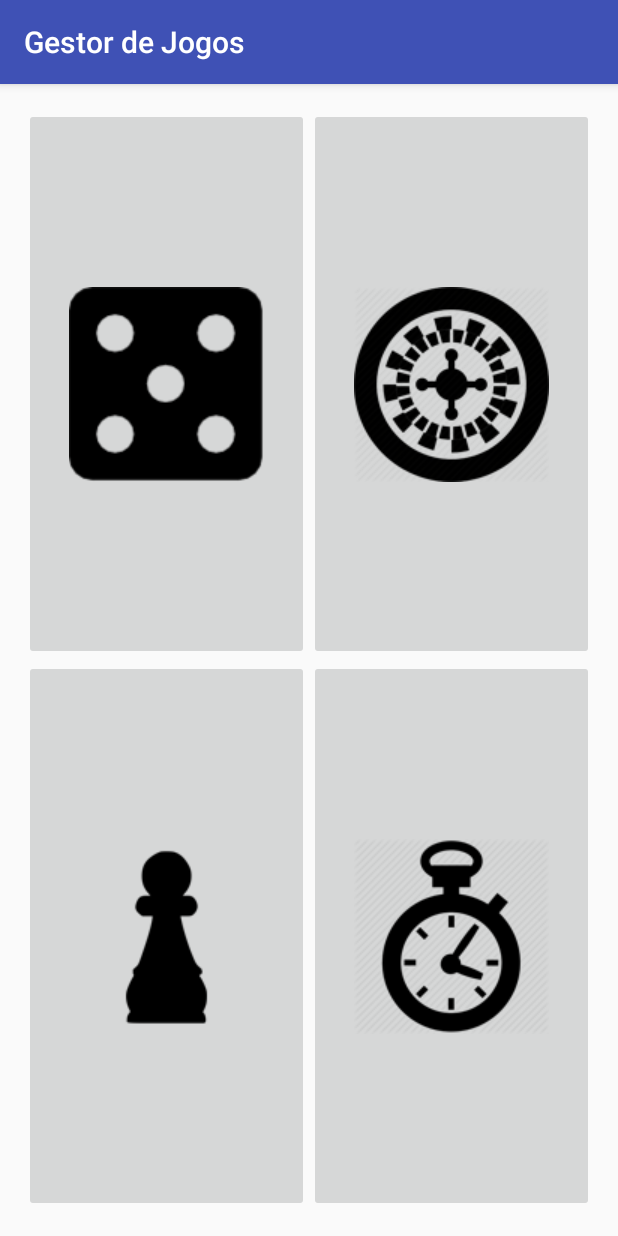
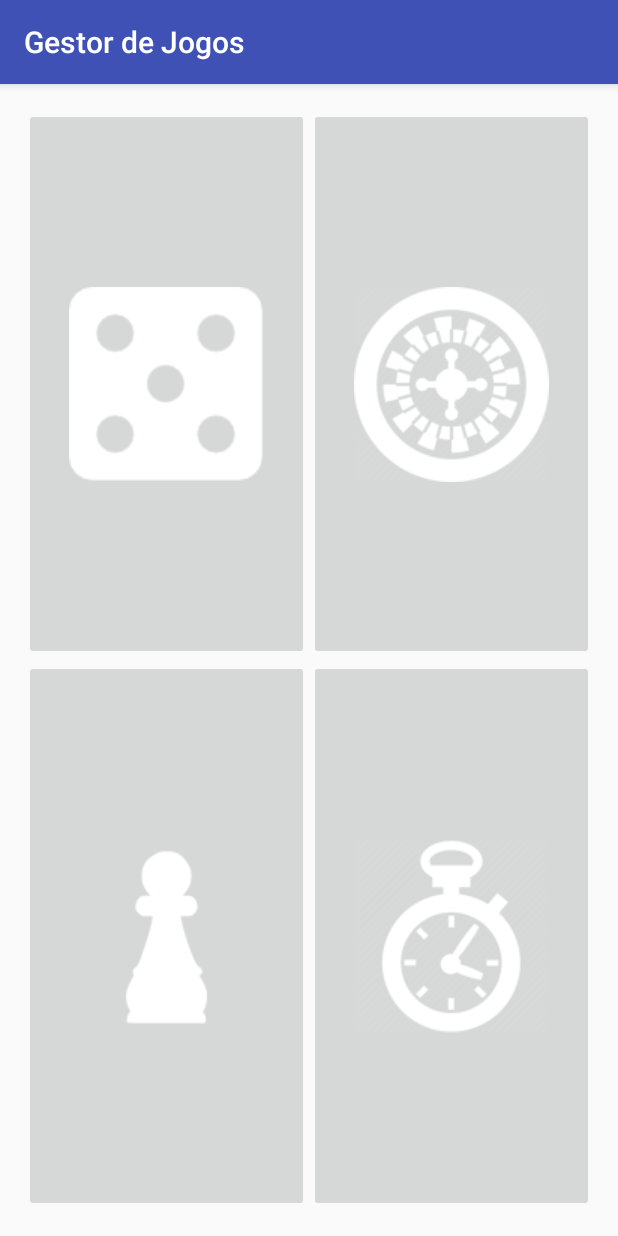
Before and after one commit to rafaelperatello/Projeto-Gestor-de-Jogos, an Android app: the screen it shows after launch (MainActivity), on a phone screen of 412 x 824 dp. Run offline under Robolectric (Android 15) with nearby library versions, the phone set to English and light mode, and no system bars.

Commit message:
fill icons with color

```diff
--- a/app/src/main/java/br/edu/ifspsaocarlos/sdm/projetogestordejogos/activity/MainActivity.java
+++ b/app/src/main/java/br/edu/ifspsaocarlos/sdm/projetogestordejogos/activity/MainActivity.java
@@ -1,5 +1,9 @@
 package br.edu.ifspsaocarlos.sdm.projetogestordejogos.activity;
 
+import android.graphics.Color;
+import android.graphics.ColorFilter;
+import android.graphics.LightingColorFilter;
+import android.graphics.drawable.Drawable;
 import android.support.v7.app.AppCompatActivity;
 import android.os.Bundle;
 import android.view.View;
@@ -29,6 +33,17 @@ public class MainActivity extends AppCompatActivity {
         bt_roulette.setOnClickListener(btRouletteOnClickListener);
         bt_chess.setOnClickListener(btChessOnClickListener);
         bt_chronometer.setOnClickListener(btChronometerOnClickListener);
+
+        Drawable ic_dice = getResources().getDrawable( R.drawable.dice );
+        Drawable ic_roulette = getResources().getDrawable( R.drawable.roulette );
+        Drawable ic_chess = getResources().getDrawable( R.drawable.chess );
+        Drawable ic_chronometer = getResources().getDrawable( R.drawable.chronometer);
+
+        ColorFilter filter = new LightingColorFilter( Color.WHITE, Color.WHITE);
+        ic_dice.setColorFilter(filter);
+        ic_roulette.setColorFilter(filter);
+        ic_chess.setColorFilter(filter);
+        ic_chronometer.setColorFilter(filter);
     }
 
     private View.OnClickListener btDiceOnClickListener = new View.OnClickListener() {
```
